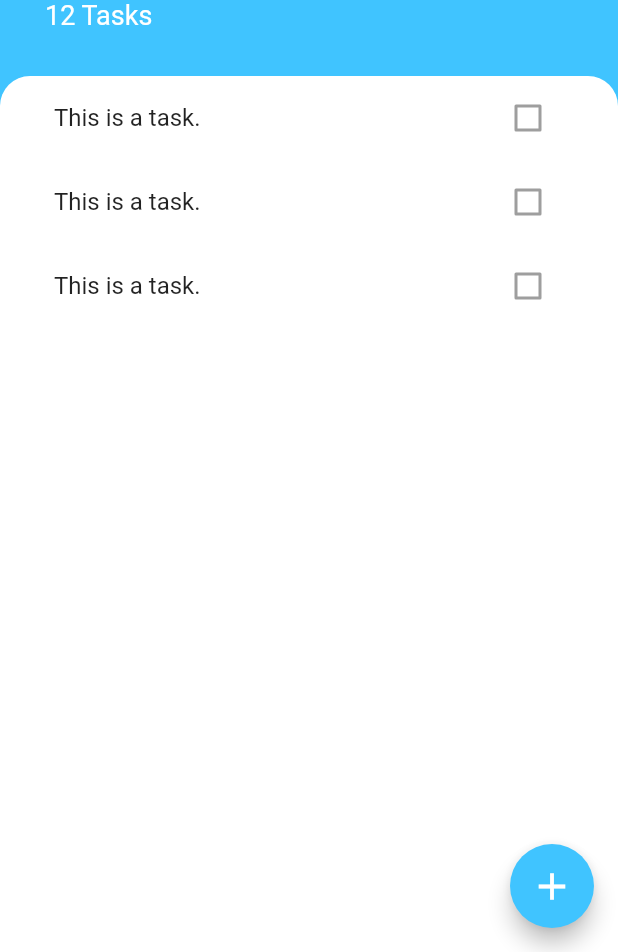
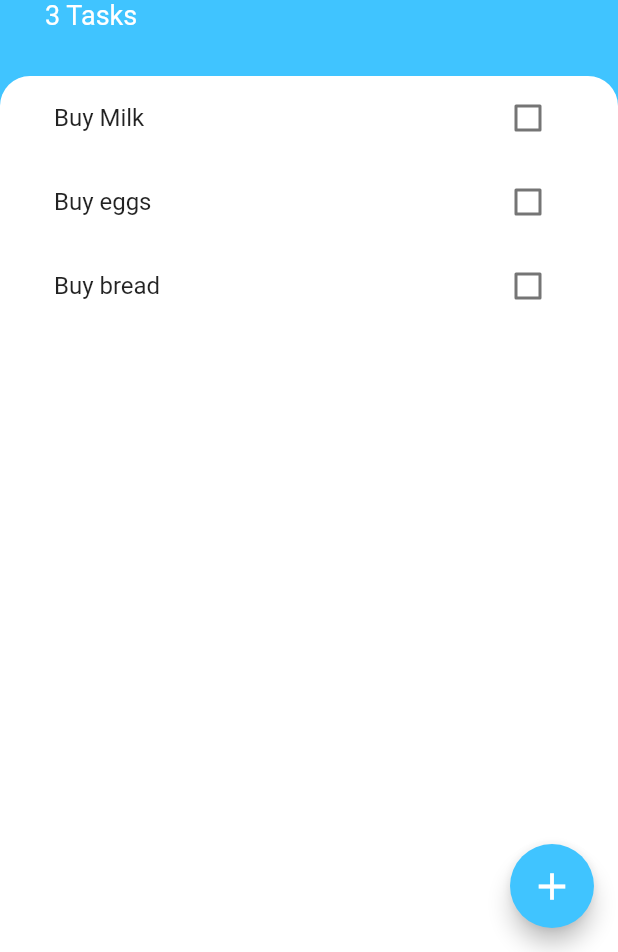
Before and after one commit to stgu7453/toDoList, a Flutter app: the screen it shows after launch, on a phone screen of 412 x 824 dp, the part 284-1236 px from its top. Run offline on Flutter 3.47's test engine with Material 2 defaults, Android fonts, the phone set to English and light mode, and no system bars.

```diff
--- a/lib/main.dart
+++ b/lib/main.dart
@@ -1,14 +1,18 @@
 import 'package:flutter/material.dart';
 import 'package:todoey/screens/task_screen.dart';
+import 'package:provider/provider.dart';
+import 'package:todoey/models/task_list.dart';
 
 void main() => runApp(MyApp());
 
 class MyApp extends StatelessWidget {
   @override
   Widget build(BuildContext context) {
-    return MaterialApp(
-
-      home: TaskScreen(),
+    return ChangeNotifierProvider<TaskList>(
+      builder: (context) => TaskList(),
+      child: MaterialApp(
+        home: TaskScreen(),
+      ),
     );
   }
 }
--- /dev/null
+++ b/lib/models/task.dart
@@ -0,0 +1,11 @@
+class Task {
+  final String name;
+  bool isDone;
+
+  Task({this.name, this.isDone = false});
+
+  void toggleDone(){
+    isDone = !isDone;
+  }
+
+}
--- /dev/null
+++ b/lib/models/task_list.dart
@@ -0,0 +1,25 @@
+import 'package:flutter/foundation.dart';
+import 'package:todoey/models/task.dart';
+import 'package:todoey/models/task.dart';
+
+class TaskList extends ChangeNotifier {
+  List<Task> tasks = [
+    Task(name: "Buy Milk"),
+    Task(name: "Buy eggs"),
+    Task(name: "Buy bread"),
+  ];
+
+  int get taskCount {
+    return tasks.length;
+  }
+
+  changeState(int index){
+    tasks[index].toggleDone();
+    notifyListeners();
+  }
+
+  addTask(String title){
+    tasks.add(Task(name: title));
+    notifyListeners();
+  }
+}
--- a/lib/screens/task_screen.dart
+++ b/lib/screens/task_screen.dart
@@ -1,10 +1,11 @@
 import 'package:flutter/material.dart';
 import 'package:todoey/widgets/tasks_list.dart';
 import 'package:todoey/screens/add_task_screen.dart';
+import 'package:todoey/models/task_list.dart';
+import 'package:provider/provider.dart';
 
 
 class TaskScreen extends StatelessWidget {
-
   @override
   Widget build(BuildContext context) {
     return Scaffold(
@@ -38,7 +39,7 @@ class TaskScreen extends StatelessWidget {
                     ),
                 ),
                 Text(
-                  "12 Tasks",
+                  "${Provider.of<TaskList>(context).taskCount} Tasks",
                   style: TextStyle(
                     color: Colors.white,
                     fontSize: 18.0,
@@ -65,7 +66,12 @@ class TaskScreen extends StatelessWidget {
       floatingActionButton: FloatingActionButton(
         backgroundColor: Colors.lightBlueAccent,
         onPressed: (){
-            showModalBottomSheet(context: context, builder: (context)=>AddTaskScreen());
+            showModalBottomSheet(context: context, builder: (context)=>AddTaskScreen(
+              addTaskCallback: (title){
+                Provider.of<TaskList>(context).addTask(title);
+                Navigator.pop(context);
+              },
+            ));
           },
         child: Icon(
           Icons.add,
--- a/lib/widgets/tasks_list.dart
+++ b/lib/widgets/tasks_list.dart
@@ -1,15 +1,26 @@
 import 'package:flutter/material.dart';
 import 'package:todoey/widgets/tasks_tile.dart';
+import 'package:provider/provider.dart';
+import 'package:todoey/models/task_list.dart';
 
 class TasksList extends StatelessWidget {
   @override
   Widget build(BuildContext context) {
-    return ListView(
-      children: <Widget>[
-        TaskTile(),
-        TaskTile(),
-        TaskTile(),
-      ],
+    return Consumer<TaskList>(
+      builder: (context, taskData, child){
+        return ListView.builder(
+          itemBuilder: (context, index){
+            return TaskTile(
+              title: taskData.tasks[index].name,
+              isChecked: taskData.tasks[index].isDone,
+              checkBoxCallback: (value){
+                taskData.changeState(index);
+              },
+            );
+          },
+          itemCount: taskData.taskCount,
+        );
+      },
     );
   }
 }
--- a/lib/widgets/tasks_tile.dart
+++ b/lib/widgets/tasks_tile.dart
@@ -1,11 +1,21 @@
 import 'package:flutter/material.dart';
 
 class TaskTile extends StatelessWidget {
+  final bool isChecked;
+  final String title;
+  final Function checkBoxCallback;
+
+  TaskTile({this.isChecked, this.title, this.checkBoxCallback});
+
   @override
   Widget build(BuildContext context) {
     return ListTile(
-      title: Text("This is a task."),
-      trailing: Checkbox(value: false, onChanged: null),
-    );
+      title: Text(title, style: TextStyle(decoration: isChecked ? TextDecoration.lineThrough : null),),
+      trailing: Checkbox(
+        activeColor: Colors.lightBlueAccent,
+        value: isChecked,
+        onChanged: checkBoxCallback,
+      ),
+      );
   }
 }
--- a/pubspec.yaml
+++ b/pubspec.yaml
@@ -23,6 +23,7 @@ dependencies:
   # The following adds the Cupertino Icons font to your application.
   # Use with the CupertinoIcons class for iOS style icons.
   cupertino_icons: ^0.1.2
+  provider: ^3.0.0+1
 
 dev_dependencies:
   flutter_test:
```
Also changed, not shown: lib/screens/add_task_screen.dart (+11 -1 lines), pubspec.lock.
